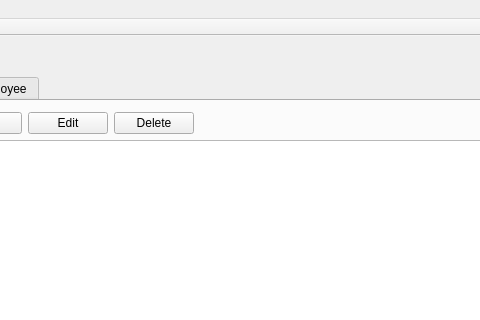
This is mainwindow.ui in warcomeb/labortool as Qt 5 draws it before an edit; both pictures show x 168 to 648 and y 0 to 320 of the 850 by 600 pixel window. The edited form follows.
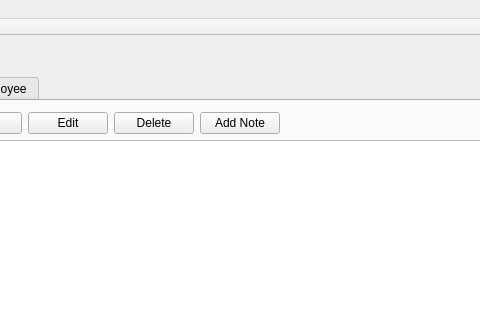
This is the edited form. The open tabs and pages were chosen to show the change.

The edit to the form file:
```diff
--- a/mainwindow.ui
+++ b/mainwindow.ui
@@ -97,6 +97,13 @@
             </property>
            </widget>
           </item>
+          <item>
+           <widget class="QPushButton" name="addNoteActivityButton">
+            <property name="text">
+             <string>Add Note</string>
+            </property>
+           </widget>
+          </item>
           <item>
            <spacer name="horizontalSpacer">
             <property name="orientation">
```
Left out of the diff: 2 changed lines with no effect on the pictures.
